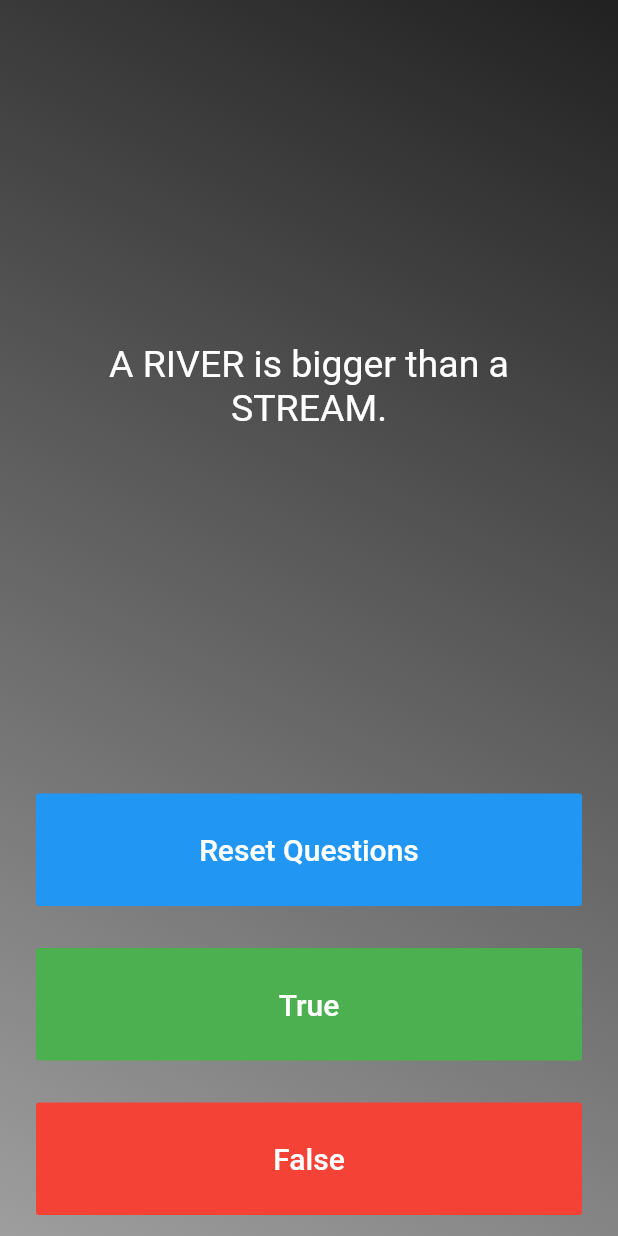
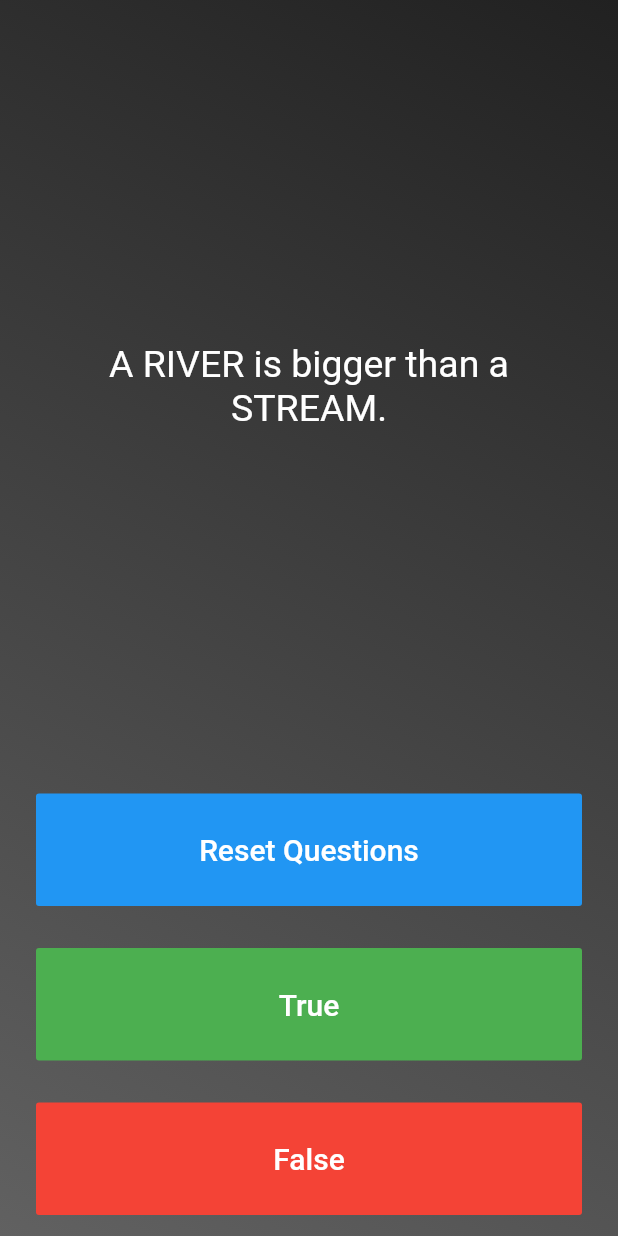
Before and after one commit to fatihcilasin/quizz-app, a Flutter app: the screen it shows after launch, on a phone screen of 412 x 824 dp. Run offline on Flutter 3.47's test engine with Material 2 defaults, Android fonts, the phone set to English and light mode, and no system bars.

Commit message:
Changed gradient colors

```diff
--- a/lib/main.dart
+++ b/lib/main.dart
@@ -15,7 +15,7 @@ class Quizz extends StatelessWidget {
               gradient: LinearGradient(
                 begin: Alignment.topRight,
                 end: Alignment.bottomLeft,
-                colors: [Colors.grey.shade900, Colors.grey.shade500]
+                colors: [Colors.grey.shade900, Colors.grey.shade700]
               )
             ),
             child: Padding(
```
